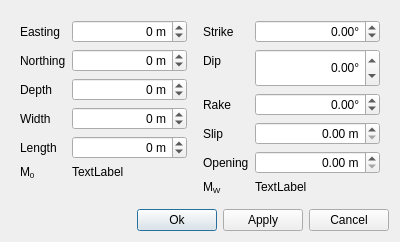
Old version of the form src/talpa/res/okada_source.ui in the repository pyrocko/kite.
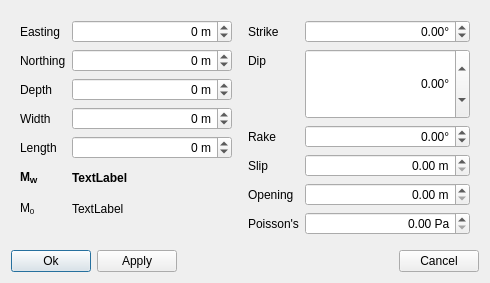
New version of the form.

What changed in the file:
```diff
--- a/src/talpa/res/okada_source.ui
+++ b/src/talpa/res/okada_source.ui
@@ -9,22 +9,28 @@
    <rect>
     <x>0</x>
     <y>0</y>
-    <width>400</width>
-    <height>242</height>
+    <width>490</width>
+    <height>283</height>
    </rect>
   </property>
   <property name="sizePolicy">
-   <sizepolicy hsizetype="Fixed" vsizetype="Fixed">
+   <sizepolicy hsizetype="Preferred" vsizetype="Preferred">
     <horstretch>0</horstretch>
     <verstretch>0</verstretch>
    </sizepolicy>
   </property>
   <property name="minimumSize">
    <size>
-    <width>400</width>
+    <width>0</width>
     <height>0</height>
    </size>
   </property>
+  <property name="maximumSize">
+   <size>
+    <width>16777215</width>
+    <height>16777215</height>
+   </size>
+  </property>
   <property name="focusPolicy">
    <enum>Qt::StrongFocus</enum>
   </property>
@@ -267,6 +273,45 @@
          </widget>
         </item>
         <item row="5" column="0">
+         <widget class="QLabel" name="MW_label">
+          <property name="font">
+           <font>
+            <weight>75</weight>
+            <bold>true</bold>
+           </font>
+          </property>
+          <property name="toolTip">
+           <string>&lt;span style='font-family: monospace'&gt;OkadaSource.moment_magnitude&lt;/span&gt;&lt;br&gt;
+We assume a constant crustal Bulk modulus of 35 GPa.</string>
+          </property>
+          <property name="text">
+           <string>M&lt;sub&gt;W&lt;/sub&gt;</string>
+          </property>
+         </widget>
+        </item>
+        <item row="5" column="1">
+         <widget class="QLabel" name="moment_magnitude">
+          <property name="minimumSize">
+           <size>
+            <width>0</width>
+            <height>25</height>
+           </size>
+          </property>
+          <property name="font">
+           <font>
+            <weight>75</weight>
+            <bold>true</bold>
+           </font>
+          </property>
+          <property name="frameShape">
+           <enum>QFrame::NoFrame</enum>
+          </property>
+          <property name="text">
+           <string>TextLabel</string>
+          </property>
+         </widget>
+        </item>
+        <item row="6" column="0">
          <widget class="QLabel" name="M0_label">
           <property name="toolTip">
            <string>&lt;span style='font-family: monospace'&gt;OkadaSource.seismic_moment&lt;/span&gt;</string>
@@ -276,8 +321,14 @@
           </property>
          </widget>
         </item>
-        <item row="5" column="1">
+        <item row="6" column="1">
          <widget class="QLabel" name="seismic_moment">
+          <property name="minimumSize">
+           <size>
+            <width>0</width>
+            <height>25</height>
+           </size>
+          </property>
           <property name="text">
            <string>TextLabel</string>
           </property>
@@ -446,20 +497,38 @@
           </property>
          </widget>
         </item>
-        <item row="5" column="1">
-         <widget class="QLabel" name="moment_magnitude">
-          <property name="text">
-           <string>TextLabel</string>
-          </property>
-         </widget>
-        </item>
         <item row="5" column="0">
-         <widget class="QLabel" name="MW_label">
+         <widget class="QLabel" name="nu_label">
           <property name="toolTip">
            <string>&lt;span style='font-family: monospace'&gt;OkadaSource.moment_magnitude&lt;/span&gt;</string>
           </property>
           <property name="text">
-           <string>M&lt;sub&gt;W&lt;/sub&gt;</string>
+           <string>Poisson's</string>
+          </property>
+          <property name="buddy">
+           <cstring>nu</cstring>
+          </property>
+         </widget>
+        </item>
+        <item row="5" column="1">
+         <widget class="QDoubleSpinBox" name="nu">
+          <property name="sizePolicy">
+           <sizepolicy hsizetype="Expanding" vsizetype="Fixed">
+            <horstretch>0</horstretch>
+            <verstretch>0</verstretch>
+           </sizepolicy>
+          </property>
+          <property name="alignment">
+           <set>Qt::AlignRight|Qt::AlignTrailing|Qt::AlignVCenter</set>
+          </property>
+          <property name="suffix">
+           <string> Pa</string>
+          </property>
+          <property name="maximum">
+           <double>1.000000000000000</double>
+          </property>
+          <property name="singleStep">
+           <double>0.050000000000000</double>
           </property>
          </widget>
         </item>
@@ -470,6 +539,20 @@
    </item>
    <item>
     <layout class="QHBoxLayout" name="horizontalLayout_3">
+     <item>
+      <widget class="QPushButton" name="okButton">
+       <property name="text">
+        <string>Ok</string>
+       </property>
+      </widget>
+     </item>
+     <item>
+      <widget class="QPushButton" name="applyButton">
+       <property name="text">
+        <string>Apply</string>
+       </property>
+      </widget>
+     </item>
      <item>
       <spacer name="horizontalSpacer">
        <property name="orientation">
@@ -483,20 +566,6 @@
        </property>
       </spacer>
      </item>
-     <item>
-      <widget class="QPushButton" name="okButton">
-       <property name="text">
-        <string>Ok</string>
-       </property>
-      </widget>
-     </item>
-     <item>
-      <widget class="QPushButton" name="applyButton">
-       <property name="text">
-        <string>Apply</string>
-       </property>
-      </widget>
-     </item>
      <item>
       <widget class="QPushButton" name="cancelButton">
        <property name="text">
```
Left out of the diff: 40 changed lines with no effect on the pictures.
